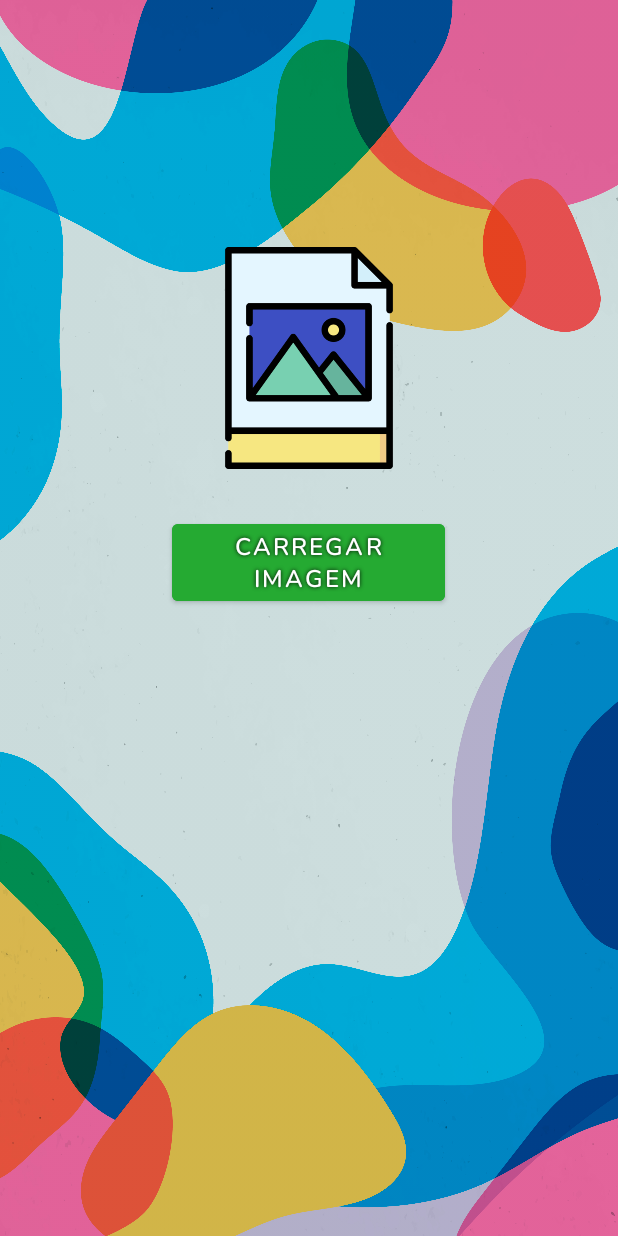
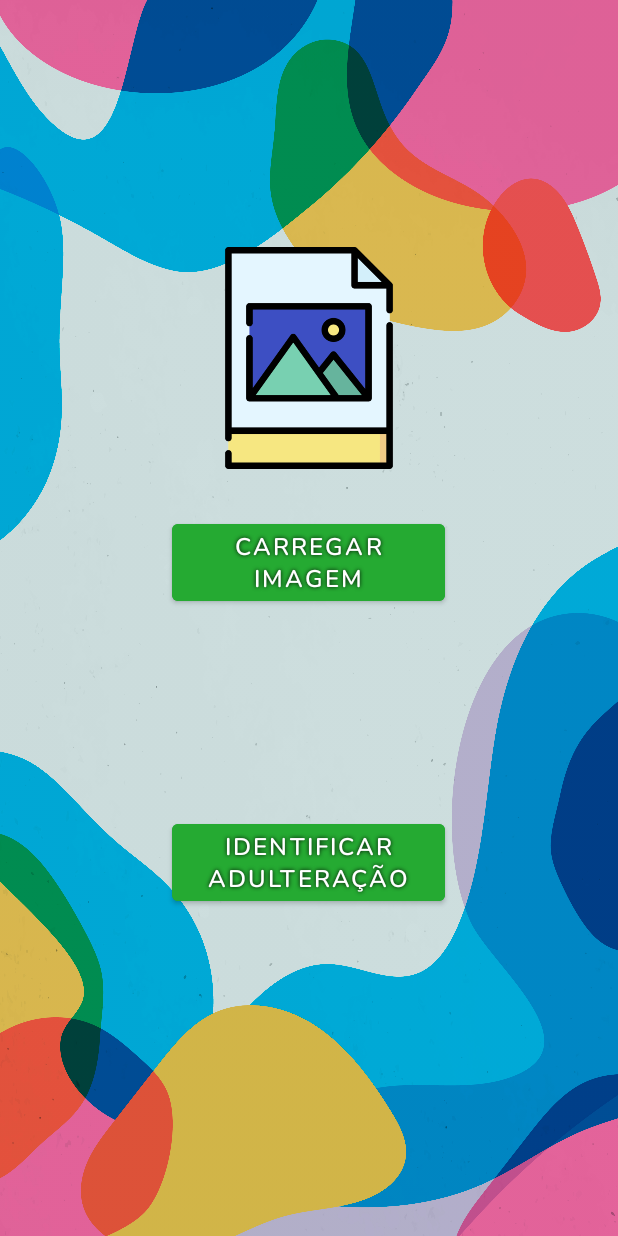
Before and after one commit to anabellon/analisadorcfa, an Android app: the SecondActivity screen opened directly, with no data from a screen before it, on a phone screen of 412 x 824 dp. Run offline under Robolectric (Android 15) with nearby library versions, the light colour scheme and no system bars.

Commit message:
Adição de mais 1 botão na segunda tela e criação da terceira tela

```diff
--- a/app/src/main/AndroidManifest.xml
+++ b/app/src/main/AndroidManifest.xml
@@ -1,8 +1,8 @@
 <?xml version="1.0" encoding="utf-8"?>
 <manifest xmlns:android="http://schemas.android.com/apk/res/android"
     xmlns:tools="http://schemas.android.com/tools">
+
     <uses-permission android:name="android.permission.READ_EXTERNAL_STORAGE" />
-
 
     <application
         android:allowBackup="true"
@@ -14,6 +14,9 @@
         android:theme="@style/Theme.AnalisadorCFA"
         tools:targetApi="31">
         <activity
+            android:name=".ThirdActivity"
+            android:exported="false" />
+        <activity
             android:name=".MainActivity"
             android:exported="true">
             <intent-filter>
@@ -22,7 +25,6 @@
                 <category android:name="android.intent.category.LAUNCHER" />
             </intent-filter>
         </activity>
-
         <activity
             android:name=".SecondActivity"
             android:exported="true" />
--- a/app/src/main/java/com/example/analisadorcfa/SecondActivity.java
+++ b/app/src/main/java/com/example/analisadorcfa/SecondActivity.java
@@ -1,5 +1,7 @@
 package com.example.analisadorcfa;
 
+import android.annotation.SuppressLint;
+import android.content.Intent;
 import android.graphics.Bitmap;
 import android.graphics.BitmapFactory;
 import android.net.Uri;
@@ -13,17 +15,21 @@ import androidx.activity.result.ActivityResultLauncher;
 import androidx.activity.result.contract.ActivityResultContracts;
 import androidx.appcompat.app.AppCompatActivity;
 
+import java.io.File;
+import java.io.FileOutputStream;
 import java.io.IOException;
 
 public class SecondActivity extends AppCompatActivity {
 
     private ImageView carregarImageView;
-    private Button btCarregar;
+    private Button btCarregar, bt_identificar;
+    private String caminho;
 
     private static final int PICK_IMAGE_REQUEST = 1;
 
     private ActivityResultLauncher<String> imagePickerLauncher;
 
+    @SuppressLint("MissingInflatedId")
     @Override
     protected void onCreate(Bundle savedInstanceState) {
         super.onCreate(savedInstanceState);
@@ -31,6 +37,7 @@ public class SecondActivity extends AppCompatActivity {
 
         carregarImageView = findViewById(R.id.carregarImageView);
         btCarregar = findViewById(R.id.btCarregar);
+        bt_identificar = findViewById(R.id.bt_identificar);
 
         imagePickerLauncher = registerForActivityResult(new ActivityResultContracts.GetContent(), this::onImagePickerResult);
 
@@ -38,6 +45,15 @@ public class SecondActivity extends AppCompatActivity {
             @Override
             public void onClick(View v) {
                 abrirSelecionadorDeImagem();
+            }
+        });
+
+        bt_identificar.setOnClickListener(new View.OnClickListener() {
+            @Override
+            public void onClick(View view) {
+                Intent intent = new Intent(SecondActivity.this,ThirdActivity.class);
+                intent.putExtra("caminho_imagem", caminho);
+                startActivity(intent);
             }
         });
     }
@@ -65,7 +81,18 @@ public class SecondActivity extends AppCompatActivity {
                 Toast.makeText(this, "A imagem não deve estar comprimida", Toast.LENGTH_SHORT).show();
                 return;
             }
+            // Salvar o Bitmap em um arquivo temporário
+            File arquivo = new File(getCacheDir(), "imagem.png");
+            try {
+                FileOutputStream outputStream = new FileOutputStream(arquivo);
+                bitmap.compress(Bitmap.CompressFormat.PNG, 100, outputStream);
+                outputStream.flush();
+                outputStream.close();
+            } catch (IOException e) {
+                e.printStackTrace();
+            }
 
+            caminho=arquivo.getAbsolutePath();
             carregarImageView.setImageBitmap(bitmap);
         } catch (IOException e) {
             e.printStackTrace();
--- a/app/src/main/res/layout/activity_second.xml
+++ b/app/src/main/res/layout/activity_second.xml
@@ -7,6 +7,26 @@
     android:background="@drawable/appbackground"
     android:backgroundTint="#36156565"
     android:backgroundTintMode="src_over">
+
+    <Button
+        android:id="@+id/bt_identificar"
+        android:layout_width="182dp"
+        android:layout_height="wrap_content"
+        android:layout_marginStart="50dp"
+        android:layout_marginTop="216dp"
+        android:layout_marginEnd="50dp"
+        android:backgroundTint="#25AA32"
+        android:backgroundTintMode="add"
+        android:fontFamily="@font/nunito_semibold"
+        android:shadowColor="#000000"
+        android:shadowRadius="3"
+        android:text="Identificar Adulteração"
+        android:textSize="16sp"
+        app:layout_constraintEnd_toEndOf="parent"
+        app:layout_constraintHorizontal_bias="0.496"
+        app:layout_constraintStart_toStartOf="parent"
+        app:layout_constraintTop_toBottomOf="@+id/carregarImageView"
+        tools:ignore="HardcodedText" />
 
     <Button
         android:id="@+id/btCarregar"
```
Also changed, not shown: app/src/main/java/com/example/analisadorcfa/ThirdActivity.java (added, +39 -0 lines), app/src/main/res/layout/activity_third.xml (added, +62 -0 lines).
